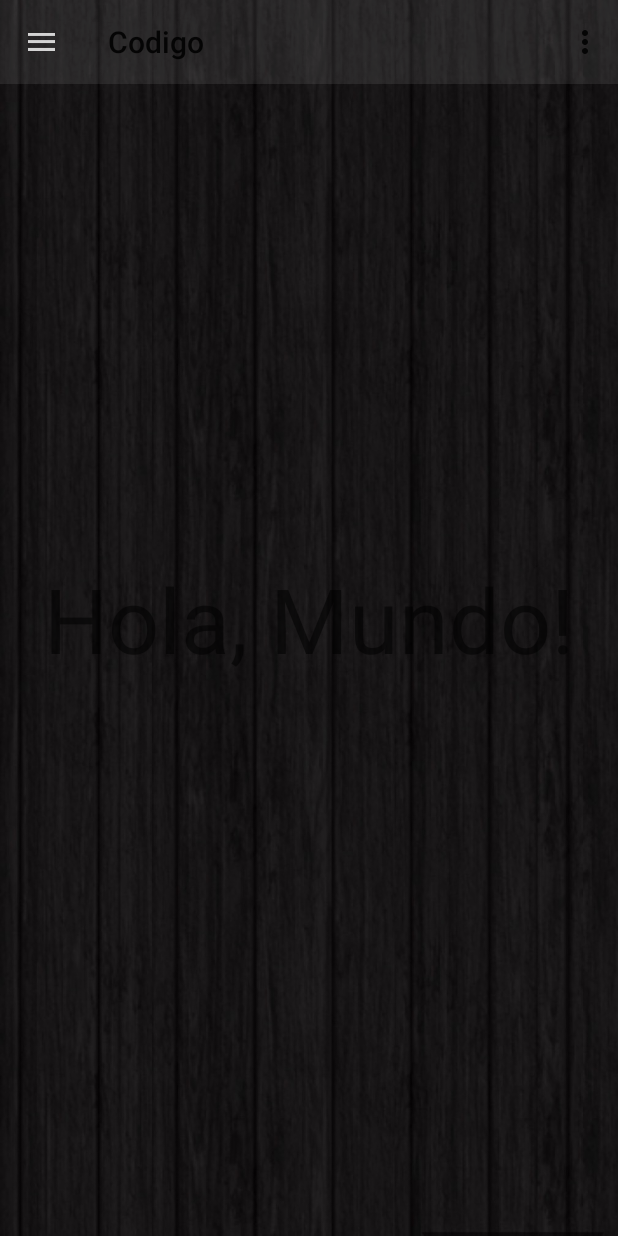
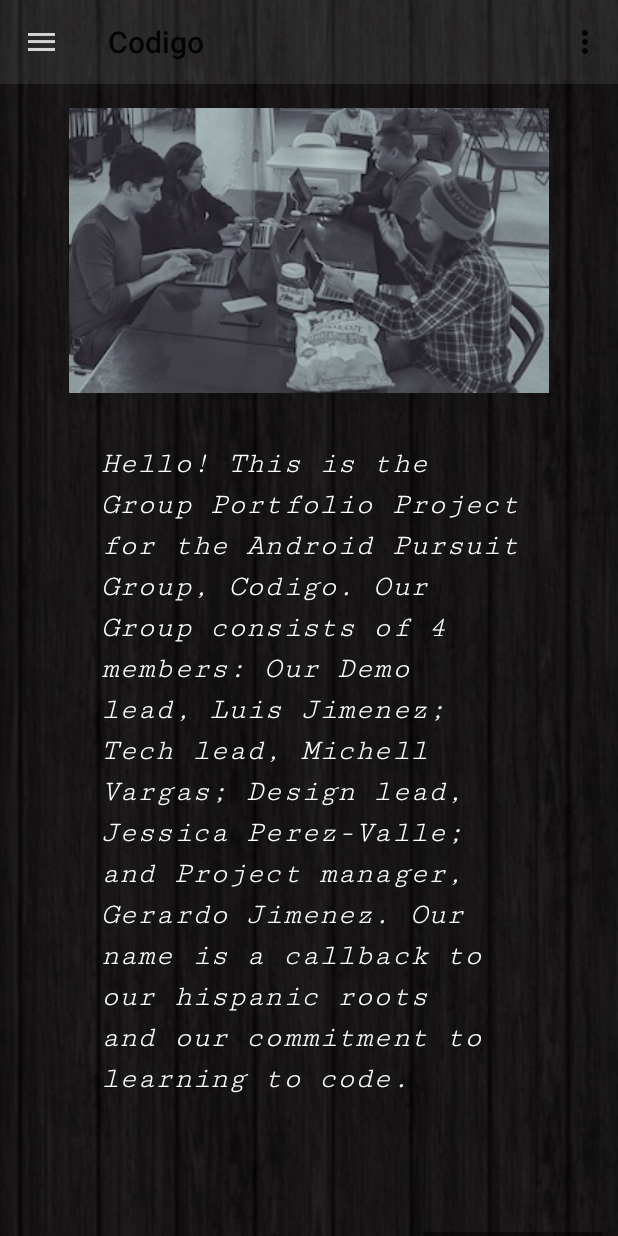
Before and after one commit to Jperv23/el_codigo, an Android app: the screen it shows after launch (MainActivity), on a phone screen of 412 x 824 dp. Run offline under Robolectric (Android 15) with nearby library versions, the light colour scheme and no system bars.

Commit message:
add mainactivity bio, geo bio, respective images

```diff
--- a/app/src/main/res/layout/activity_geo.xml
+++ b/app/src/main/res/layout/activity_geo.xml
@@ -48,7 +48,7 @@
                 style="@style/bio_text"
                 android:layout_marginTop="8dp"
                 android:layout_marginBottom="8dp"
-                android:text="@string/bio_text_jess"
+                android:text="@string/bio_text_geo"
                 android:textColor="@android:color/white"
                 app:layout_constraintBottom_toBottomOf="parent"
                 app:layout_constraintEnd_toEndOf="parent"
--- a/app/src/main/res/layout/activity_main.xml
+++ b/app/src/main/res/layout/activity_main.xml
@@ -5,43 +5,63 @@
     android:id="@+id/main"
     android:layout_width="match_parent"
     android:layout_height="match_parent"
+    android:background="@drawable/background_opt_1"
     android:fitsSystemWindows="true"
-    tools:context=".MainActivity"
-    android:background="@drawable/background_opt_1">
+    tools:context=".MainActivity">
 
+    <ScrollView
+        android:layout_width="match_parent"
+        android:layout_height="match_parent">
 
         <android.support.constraint.ConstraintLayout
             android:layout_width="match_parent"
             android:layout_height="match_parent">
 
             <include layout="@layout/toolbar" />
+            <!--android:id="@+id/main_toolbar"/>-->
 
-
-        <TextView
-            android:id="@+id/test_text"
+            <ImageView
+                android:id="@+id/codigo_pic"
                 android:layout_width="wrap_content"
                 android:layout_height="wrap_content"
-            android:text="Hola, Mundo!"
-            android:textSize="60sp"
-            app:layout_constraintBottom_toBottomOf="parent"
+                android:layout_marginStart="8dp"
+                android:layout_marginTop="64dp"
+                android:layout_marginEnd="8dp"
+                android:layout_marginBottom="8dp"
+                android:contentDescription="@string/main_pic_description"
+                android:padding="@dimen/image_padding"
+                android:src="@drawable/codigo_pic"
+                app:layout_constraintBottom_toTopOf="@+id/codigo_bio"
                 app:layout_constraintEnd_toEndOf="parent"
                 app:layout_constraintStart_toStartOf="parent"
                 app:layout_constraintTop_toTopOf="parent" />
 
 
+            <TextView
+                android:id="@+id/codigo_bio"
+                style="@style/bio_text"
+                android:text="@string/codigo_bio"
+                app:layout_constraintBottom_toBottomOf="parent"
+                app:layout_constraintEnd_toEndOf="parent"
+                app:layout_constraintStart_toStartOf="parent"
+                app:layout_constraintTop_toBottomOf="@id/codigo_pic"
+                android:textColor="@android:color/white"/>
+
 
         </android.support.constraint.ConstraintLayout>
+
+    </ScrollView>
 
     <android.support.design.widget.NavigationView
         android:id="@+id/nav_view"
         android:layout_width="wrap_content"
         android:layout_height="match_parent"
         android:layout_gravity="start"
+        android:background="@color/colorPrimary"
         android:fitsSystemWindows="true"
-        android:background="@color/colorPrimary"
-        app:menu="@menu/nav_menu"
         app:headerLayout="@layout/header_layout"
-        app:itemTextColor="@android:color/white"/>
+        app:itemTextColor="@android:color/white"
+        app:menu="@menu/nav_menu" />
 
 
 </android.support.v4.widget.DrawerLayout>
--- /dev/null
+++ b/app/src/main/res/values/dimens.xml
@@ -0,0 +1,4 @@
+<?xml version="1.0" encoding="utf-8"?>
+<resources>
+    <dimen name="image_padding">8dp</dimen>
+</resources>
--- a/app/src/main/res/values/strings.xml
+++ b/app/src/main/res/values/strings.xml
@@ -2,6 +2,13 @@
     <string name="app_name">Codigo</string>
     <string name="todo">TODO</string>
 
+    <string name="codigo_bio">Hello!
+
+This is the Group Portfolio Project for the Android Pursuit Group, Codigo.
+
+Our Group consists of 4 members: Our Demo lead, Luis Jimenez; Tech lead, Michell Vargas; Design lead, Jessica Perez-Valle; and Project manager, Gerardo Jimenez.
+
+Our name is a callback to our hispanic roots and our commitment to learning to code.</string>
     <string name="bio_text_jess">
         Bio goes here...Sweet gingerbread topping chocolate bar. Topping gummi bears lemon drops bi..\n
         liquorice ice cream chocolate bar. Toffee pastry bonbon powder powder sugar plum caramels....\n
@@ -11,7 +18,14 @@
         Jujubes gingerbread cake liquorice lollipop. Powder sesame snaps apple pie candy canes fruitc\n
         Gingerbread powder carrot cake. Wafer sweet roll wafer cotton candy chocolate cake oat cake d\n
        </string>
-    <string name="bio_text_geo">Bio goes here...</string>
+    <string name="bio_text_geo">Gerardo Jimenez is a Android Development Fellow at Pursuit who carries
+    with him a passion for learning about the latest in technology and what it means for the quality
+    of life of others in both the near and distant future. Those who know him call him Geo and he is a
+    lover of black coffee, Blizzard games, comic books, and the scientific method. Geo is a proud son
+    of Colombian immigrants, he shows his pride by engaging with the younger members of his family in
+    Spanish, teaching them his mothers recipes, and reminding them that it is important to remember
+    their family history. His hope is to be a role model to his neices and nephews so that they might
+    chase their dreams and find their own success.</string>
     <string name="bio_text_michell">Bio goes here...</string>
     <string name="bio_text_luis">Luis is awesome..nuff said</string>
     <string name="name_jess">Jessica</string>
@@ -30,4 +44,5 @@
     <string name="nav_drawer">Nav Drawer</string>
     <string name="git_dialog_title">"Checkout Some Projects</string>
     <string name="incomplete_feature_toast">Feature Not Yet Implemented</string>
+    <string name="main_pic_description">Team Codigo Working, like they do.</string>
 </resources>
```
Also changed, not shown: app/src/main/res/layout/activity_jess.xml (+1 -6 lines), app/src/main/res/drawable/codigo_pic.jpeg (added). Lines whose indentation alone changed are shown as unchanged.
